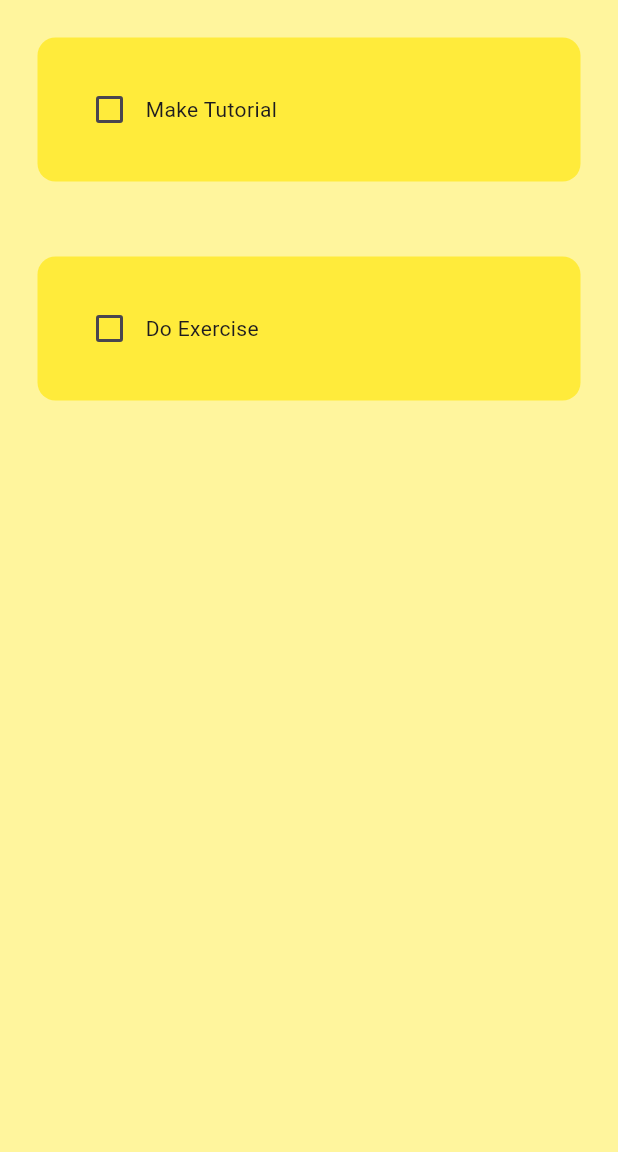
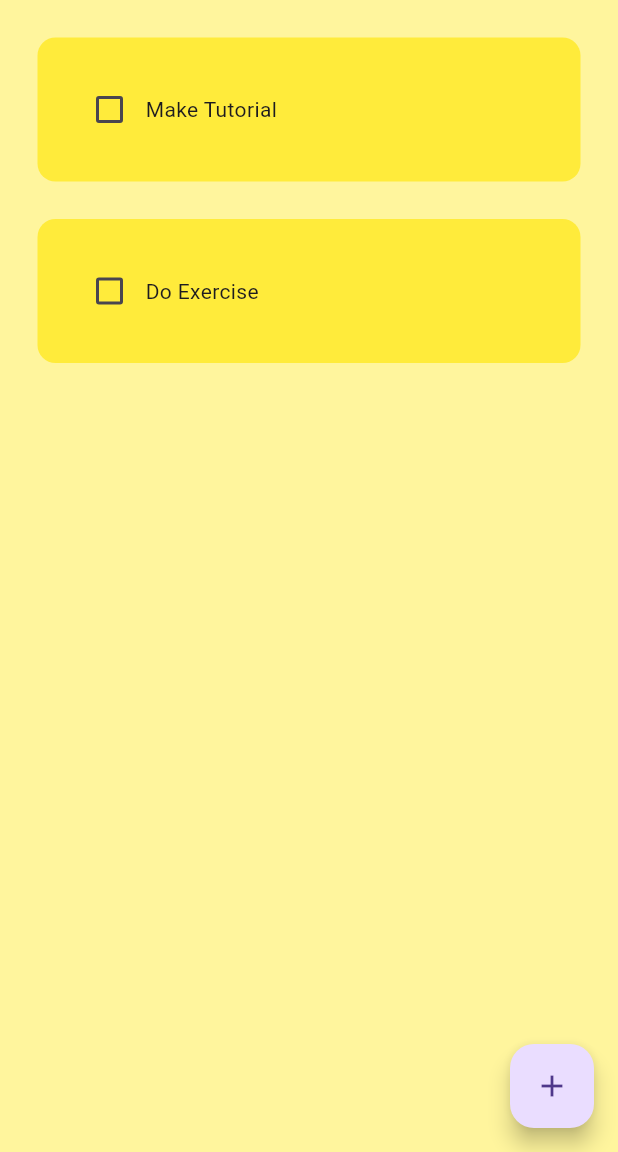
Before and after one commit to Levindu-Herath/To-Do-List, a Flutter app: the screen it shows after launch, on a phone screen of 412 x 824 dp, the part 84-1236 px from its top. Run offline on Flutter 3.47's test engine with Material 3 defaults, Android fonts, the phone set to English and light mode, and no system bars.

Commit message:
create new task

```diff
--- a/lib/utils/todo_title.dart
+++ b/lib/utils/todo_title.dart
@@ -14,17 +14,27 @@ class ToDoTile extends StatelessWidget {
   @override
   Widget build(BuildContext context) {
     return Padding(
-      padding: const EdgeInsets.all(25.0),
+      padding: const EdgeInsets.only(left: 25, right: 25, top: 25),
       child: Container(
         child: Padding(
           padding: const EdgeInsets.all(24.0),
           child: Row(
             children: [
               // checkbox
-              Checkbox(value: taskCompleted, onChanged: onChanged),
+              Checkbox(
+                  value: taskCompleted,
+                  onChanged: onChanged,
+                  activeColor: Colors.black),
 
               // task name
-              Text(taskName),
+              Text(
+                taskName,
+                style: TextStyle(
+                  decoration: taskCompleted
+                      ? TextDecoration.lineThrough
+                      : TextDecoration.none,
+                ),
+              )
             ],
           ),
         ),
```
Also changed, not shown: lib/pages/home_page.dart (+26 -0 lines), lib/utils/dialog_box.dart (added, +43 -0 lines), lib/utils/my_button.dart (added, +16 -0 lines).
